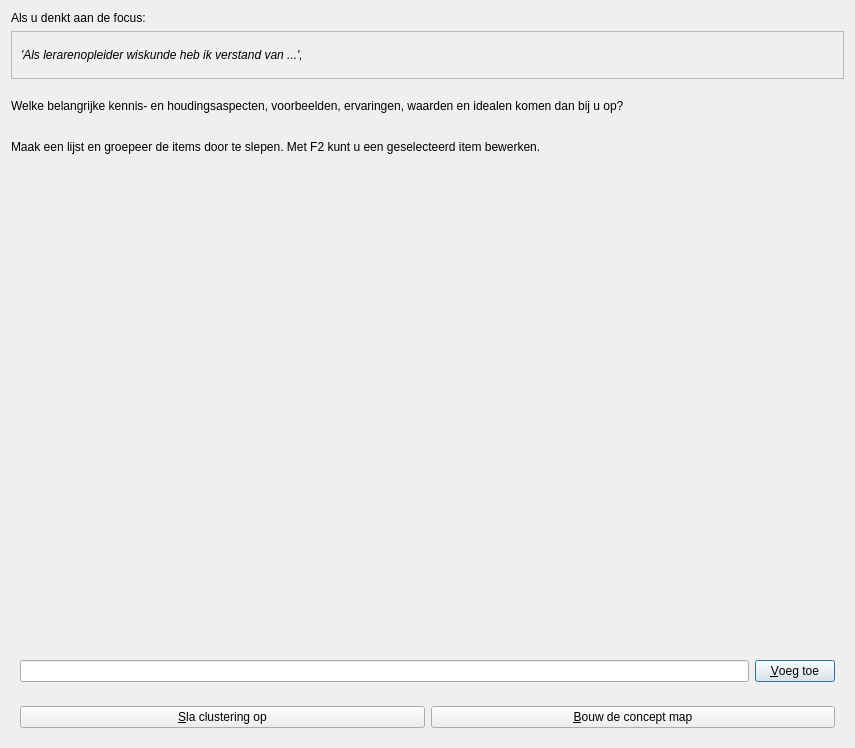
The window that qtbrainweaverclusterdialog.ui (richelbilderbeek/BrainWeaver) describes before a commit, drawn with Qt 5.
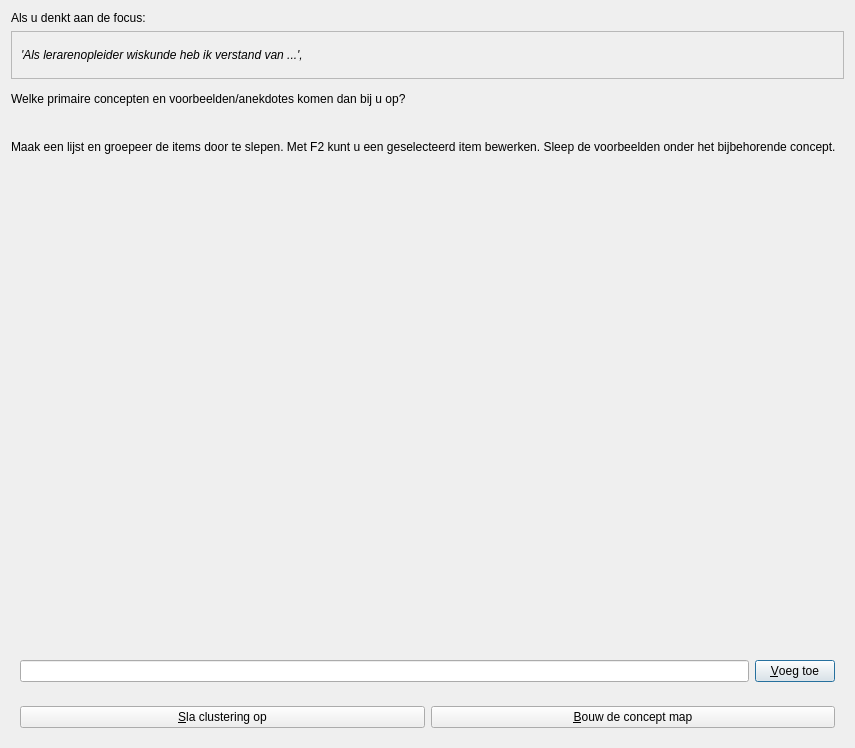
The same window after the commit. Icons and pictures are not drawn.

Commit message: Reword cluster dialog text stating clearer that it is about primary concepts and examples

```diff
--- a/qtbrainweaverclusterdialog.ui
+++ b/qtbrainweaverclusterdialog.ui
@@ -87,7 +87,7 @@
       </sizepolicy>
      </property>
      <property name="text">
-      <string>Welke belangrijke kennis- en houdingsaspecten, voorbeelden, ervaringen, waarden en idealen komen dan bij u op? </string>
+      <string>Welke primaire concepten en voorbeelden/anekdotes komen dan bij u op? </string>
      </property>
      <property name="wordWrap">
       <bool>true</bool>
@@ -103,7 +103,7 @@
       </sizepolicy>
      </property>
      <property name="text">
-      <string>Maak een lijst en groepeer de items door te slepen. Met F2 kunt u een geselecteerd item bewerken.</string>
+      <string>Maak een lijst en groepeer de items door te slepen. Met F2 kunt u een geselecteerd item bewerken. Sleep de voorbeelden onder het bijbehorende concept.</string>
      </property>
      <property name="wordWrap">
       <bool>true</bool>
```
